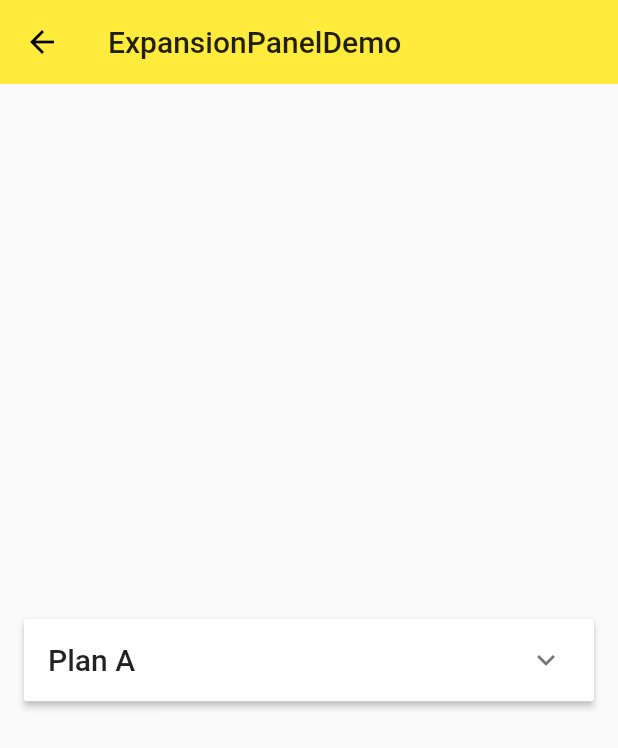
After one commit to SeniorZhai/learn_flutter, a Flutter app: the ExpansionPanelDemo screen opened directly, on a phone screen of 412 x 824 dp. The commit adds this screen. Shown: the top 748 px of the screen. Run offline on Flutter 3.47's test engine with Material 2 defaults, Android fonts, the phone set to English and light mode, and no system bars.

Commit message:
ExpansionPanel

```diff
--- /dev/null
+++ b/lib/demo/expansion_panel_demo.dart
@@ -0,0 +1,50 @@
+import 'package:flutter/material.dart';
+
+class ExpansionPanelDemo extends StatefulWidget {
+  @override
+  _ExpansionPanelDemoState createState() => _ExpansionPanelDemoState();
+}
+
+class _ExpansionPanelDemoState extends State<ExpansionPanelDemo> {
+  bool _isExpanded = false;
+  @override
+  Widget build(BuildContext context) {
+    return Scaffold(
+      appBar: AppBar(
+        title: Text('ExpansionPanelDemo'),
+        elevation: 0.0,
+      ),
+      body: Container(
+        padding: EdgeInsets.all(16.0),
+        child: Column(
+          mainAxisAlignment: MainAxisAlignment.center,
+          children: <Widget>[
+            ExpansionPanelList(
+              expansionCallback: (int panelIndex, bool isExpanded) {
+                setState(() {
+                  _isExpanded = !isExpanded;
+                });
+              },
+              children: [
+                ExpansionPanel(
+                    headerBuilder: (BuildContext context, bool isExpanded) {
+                      return Container(
+                        padding: EdgeInsets.all(16.0),
+                        child: Text('Plan A',
+                            style: Theme.of(context).textTheme.title),
+                      );
+                    },
+                    body: Container(
+                      padding: EdgeInsets.all(16.0),
+                      width: double.infinity,
+                      child: Text('Content for Panel A'),
+                    ),
+                    isExpanded: _isExpanded)
+              ],
+            ),
+          ],
+        ),
+      ),
+    );
+  }
+}
--- a/lib/demo/material_components.dart
+++ b/lib/demo/material_components.dart
@@ -11,6 +11,7 @@ import './simple_dialog_demo.dart';
 import './alert_dialog_demo.dart';
 import './bottom_sheet_demo.dart';
 import './snack_bar_demo.dart';
+import './expansion_panel_demo.dart';
 
 class MaterialComponents extends StatelessWidget {
   @override
@@ -69,6 +70,10 @@ class MaterialComponents extends StatelessWidget {
           ListItem(
             title: 'Snackbar',
             page: SnackBarDemo(),
+          ),
+          ListItem(
+            title: 'ExpnsionPanel',
+            page: ExpansionPanelDemo(),
           )
         ],
       ),
```
